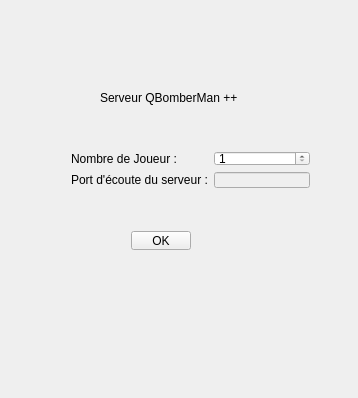
Before: the Qt Designer form code/Game1/vue/qbomberman.ui in CQuentin/QBomberMan, drawn with Qt 5.
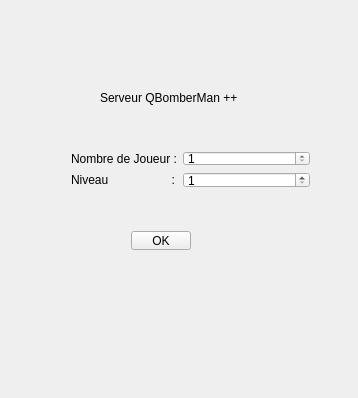
After: the same form once the commit is applied. The open tabs and pages were chosen to show the change.

What changed in the file:
```diff
--- a/code/Game1/vue/qbomberman.ui
+++ b/code/Game1/vue/qbomberman.ui
@@ -86,26 +86,6 @@
        <property name="fieldGrowthPolicy">
         <enum>QFormLayout::AllNonFixedFieldsGrow</enum>
        </property>
-       <item row="2" column="1">
-        <widget class="QLineEdit" name="portLigneEdit">
-         <property name="enabled">
-          <bool>false</bool>
-         </property>
-         <property name="inputMethodHints">
-          <set>Qt::ImhDigitsOnly</set>
-         </property>
-         <property name="readOnly">
-          <bool>true</bool>
-         </property>
-        </widget>
-       </item>
-       <item row="2" column="0">
-        <widget class="QLabel" name="portLabel">
-         <property name="text">
-          <string>Port d'écoute du serveur :</string>
-         </property>
-        </widget>
-       </item>
        <item row="1" column="0">
         <widget class="QLabel" name="nbjLabel">
          <property name="text">
@@ -120,6 +100,23 @@
          </property>
         </widget>
        </item>
+       <item row="2" column="1">
+        <widget class="QSpinBox" name="nivSpinBox">
+         <property name="minimum">
+          <number>1</number>
+         </property>
+         <property name="maximum">
+          <number>3</number>
+         </property>
+        </widget>
+       </item>
+       <item row="2" column="0">
+        <widget class="QLabel" name="nivLabel">
+         <property name="text">
+          <string>Niveau                   :</string>
+         </property>
+        </widget>
+       </item>
       </layout>
      </widget>
      <widget class="QWidget" name="horizontalLayoutWidget">
```
